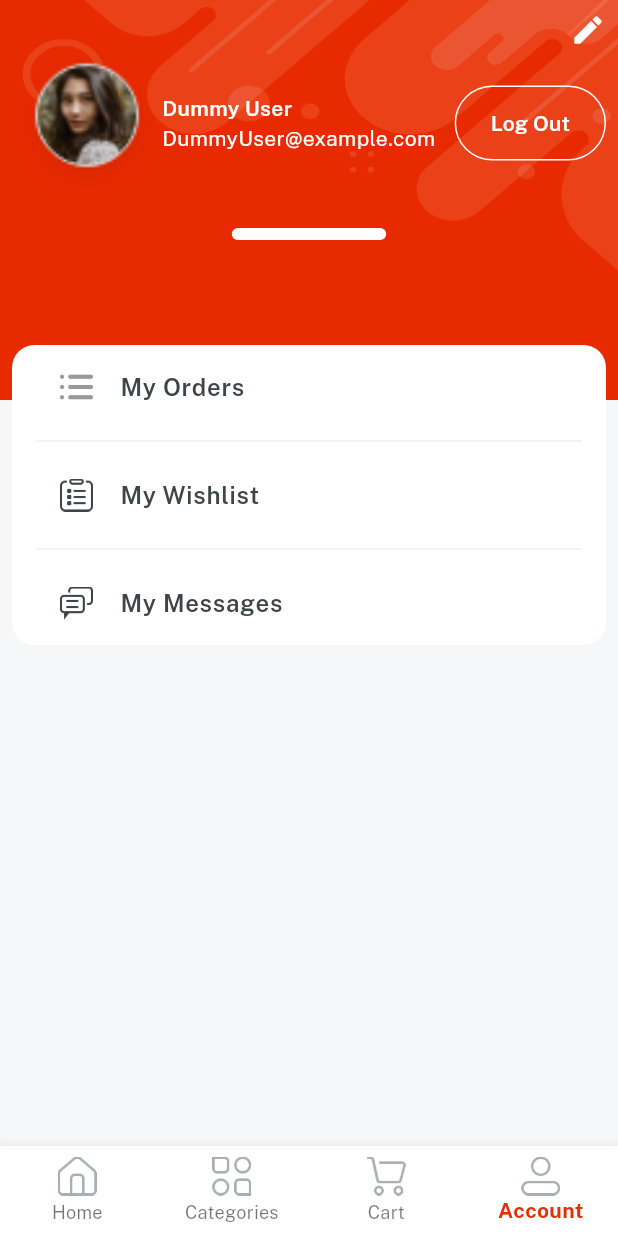
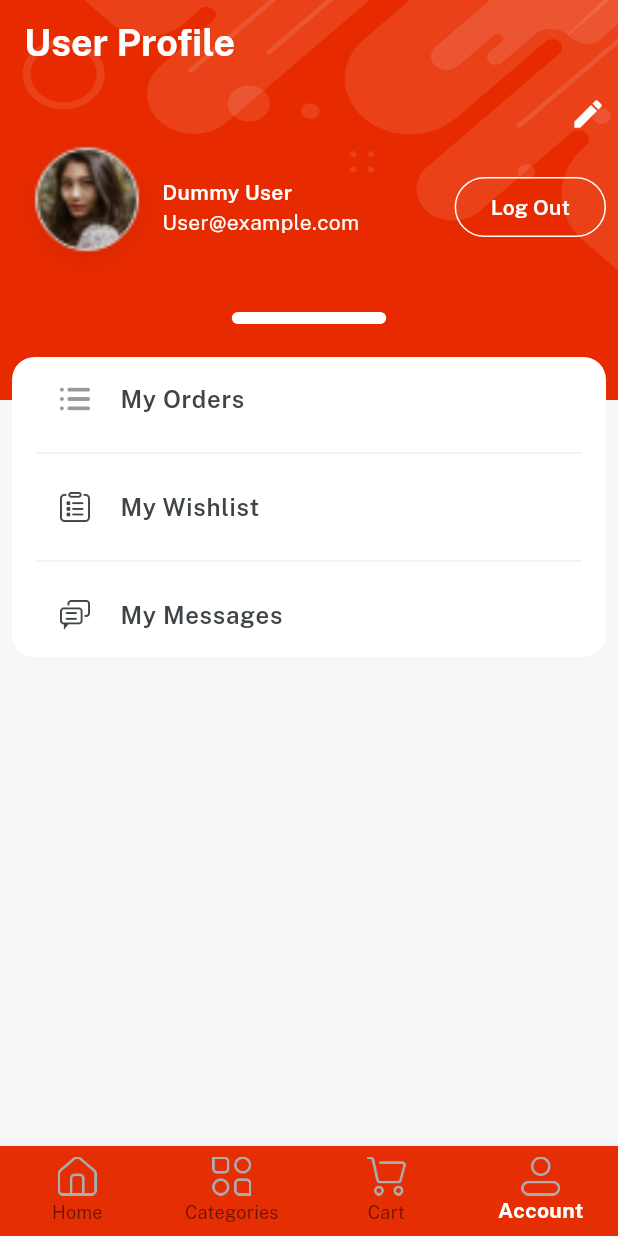
Before and after one commit to zainabf3/Flutter-E-mart-App-Basic-UI-, a Flutter app: the Home screen opened directly, item 4 of the bottom bar chosen, on a phone screen of 412 x 824 dp. Run offline on Flutter 3.47's test engine with Material 3 defaults, Android fonts, the phone set to English and light mode, and no system bars; our stand-ins replace get, velocity_x.

Commit message:
'SecondCommit'

```diff
--- a/lib/consts/lists.dart
+++ b/lib/consts/lists.dart
@@ -1,6 +1,12 @@
 import 'package:emart_app/consts/consts.dart';
 
 const socialIconlist = [icFacebookLogo, icGoogleLogo, icTwitterLogo];
+
+final List<Map<String, dynamic>> socialLinks = [
+  {'icon': icFacebookLogo, 'url': 'https://www.facebook.com'}, // Facebook
+  {'icon': icGoogleLogo, 'url': 'https://mail.google.com'}, // Google
+  {'icon': icTwitterLogo, 'url': 'https://www.twitter.com'}, // Twitter
+];
 
 const sliderList = [imgSlider1, imgSlider2, imgSlider3, imgSlider4];
 
--- a/lib/main.dart
+++ b/lib/main.dart
@@ -1,5 +1,4 @@
 import 'package:emart_app/views/splash_Screen/splash_screen.dart';
-import 'package:flutter/material.dart';
 import 'package:get/get.dart';
 import 'consts/consts.dart';
 
--- a/lib/views/categories/category_details.dart
+++ b/lib/views/categories/category_details.dart
@@ -1,4 +1,4 @@
-import 'package:emart_app/widgets_common/bg_widget.dart';
+import 'package:emart_app/widgets_common/customization.dart';
 import 'package:emart_app/consts/consts.dart';
 
 class CategoryDetails extends StatelessWidget {
--- a/lib/views/home_screen/home.dart
+++ b/lib/views/home_screen/home.dart
@@ -44,9 +44,9 @@ class Home extends StatelessWidget {
         bottomNavigationBar: Obx(
           () => BottomNavigationBar(
             currentIndex: controller.currentNavIndex.value,
-            selectedItemColor: redColor,
+            selectedItemColor: whiteColor,
             selectedLabelStyle: const TextStyle(fontFamily: bold),
-            backgroundColor: whiteColor,
+            backgroundColor: redColor,
             type: BottomNavigationBarType.fixed,
             items: navBarItem,
             // on tap highight navbar icons
--- a/lib/views/profile/profile_screen.dart
+++ b/lib/views/profile/profile_screen.dart
@@ -1,7 +1,6 @@
 import 'package:emart_app/consts/consts.dart';
 import 'package:emart_app/consts/lists.dart';
-import 'package:emart_app/widgets_common/bg_widget.dart';
-import 'package:flutter/material.dart';
+import 'package:emart_app/widgets_common/customization.dart';
 
 class ProfileScreen extends StatelessWidget {
   const ProfileScreen({super.key});
@@ -10,6 +9,13 @@ class ProfileScreen extends StatelessWidget {
   Widget build(BuildContext context) {
     return bgWidget(
         child: Scaffold(
+      appBar: AppBar(
+        title: const Text(
+          'User Profile ',
+          style: TextStyle(fontFamily: bold, fontSize: 25, color: whiteColor),
+        ),
+        automaticallyImplyLeading: false,
+      ),
       body: SafeArea(
         child: Container(
           padding: const EdgeInsets.all(8),
@@ -38,16 +44,18 @@ class ProfileScreen extends StatelessWidget {
                     crossAxisAlignment: CrossAxisAlignment.start,
                     children: [
                       "Dummy User".text.fontFamily(semibold).white.make(),
-                      "DummyUser@example.com".text.white.make(),
+                      "User@example.com".text.white.make(),
                     ],
                   )),
                   OutlinedButton(
                       style: OutlinedButton.styleFrom(
-                          minimumSize: const Size(50, 50),
+                          minimumSize: const Size(10, 40),
                           side: const BorderSide(
                             color: whiteColor,
                           )),
-                      onPressed: () {},
+                      onPressed: () {
+                        Navigator.pop(context);
+                      },
                       child: "Log Out".text.fontFamily(semibold).white.make()),
                 ],
               ),
@@ -63,7 +71,7 @@ class ProfileScreen extends StatelessWidget {
                   .make(),
 
               //buttons section
-              70.heightBox,
+              22.heightBox,
 
               ListView.separated(
                       shrinkWrap: true,
@@ -77,7 +85,7 @@ class ProfileScreen extends StatelessWidget {
                         return ListTile(
                           leading: Image.asset(
                             profilebuttonsIcon[index],
-                            width: 22,
+                            width: 20,
                           ),
                           title: profileButtonslist[index]
                               .text
--- a/lib/views/splash_Screen/splash_screen.dart
+++ b/lib/views/splash_Screen/splash_screen.dart
@@ -1,8 +1,7 @@
-import 'package:emart_app/consts/colors.dart';
 import 'package:emart_app/consts/consts.dart';
 import 'package:emart_app/views/auth_screen/login_Screen.dart';
-import 'package:emart_app/widgets_common/applogo_widget.dart';
-import 'package:flutter/material.dart';
+import 'package:emart_app/widgets_common/customization.dart';
+
 import 'package:get/get.dart';
 
 class SplashScreen extends StatefulWidget {
--- a/lib/widgets_common/bg_widget.dart
+++ /dev/null
@@ -1,10 +0,0 @@
-import 'package:emart_app/consts/consts.dart';
-
-Widget bgWidget({Widget? child}) {
-  return Container(
-    decoration: const BoxDecoration(
-        image: DecorationImage(
-            image: AssetImage(imgBackground), fit: BoxFit.fill)),
-    child: child,
-  );
-}
--- a/lib/widgets_common/custom_textfield.dart
+++ b/lib/widgets_common/customization.dart
@@ -1,4 +1,24 @@
 import 'package:emart_app/consts/consts.dart';
+
+Widget applogoWidget() {
+  //using velocity X here
+  return Image.asset(icAppLogo)
+      .box
+      .white
+      .size(77, 77)
+      .padding(const EdgeInsets.all(8))
+      .rounded
+      .make();
+}
+
+Widget bgWidget({Widget? child}) {
+  return Container(
+    decoration: const BoxDecoration(
+        image: DecorationImage(
+            image: AssetImage(imgBackground), fit: BoxFit.fill)),
+    child: child,
+  );
+}
 
 Widget customTextField({String? title, String? hint, controller}) {
   return Column(
--- a/pubspec.yaml
+++ b/pubspec.yaml
@@ -29,6 +29,7 @@ environment:
 dependencies:
   flutter:
     sdk: flutter
+  url_launcher: ^6.3.1
 
 
   # The following adds the Cupertino Icons font to your application.
@@ -37,9 +38,11 @@ dependencies:
   velocity_x: ^4.2.1
   get: ^4.6.6
 
+
 dev_dependencies:
   flutter_test:
     sdk: flutter
+
 
   # The "flutter_lints" package below contains a set of recommended lints to
   # encourage good coding practices. The lint set provided by the package is
```
Also changed, not shown: lib/views/auth_screen/login_Screen.dart (+34 -12 lines), lib/views/auth_screen/signup_screen.dart (+4 -4 lines), lib/views/categories/category_screen.dart (+8 -3 lines), lib/views/home_screen/home_screen.dart (+25 -8 lines), lib/widgets_common/applogo_widget.dart (deleted, +0 -12 lines), lib/widgets_common/buttons.dart (renamed from lib/widgets_common/our_button.dart, +14 -0 lines), lib/widgets_common/home_buttons.dart (deleted, +0 -15 lines), pubspec.lock, 7 other files.
